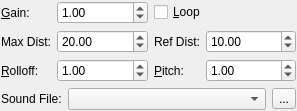
shdpl/nawia, file Tools/Horde3DEditor/src/GameEnginePlugIn/SoundWidget.ui: the form before one commit.
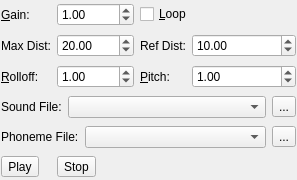
The form after the commit.

The edit to the form file:
```diff
--- a/Tools/Horde3DEditor/src/GameEnginePlugIn/SoundWidget.ui
+++ b/Tools/Horde3DEditor/src/GameEnginePlugIn/SoundWidget.ui
@@ -6,7 +6,7 @@
     <x>0</x>
     <y>0</y>
     <width>297</width>
-    <height>102</height>
+    <height>180</height>
    </rect>
   </property>
   <property name="windowTitle" >
@@ -234,6 +234,54 @@
      </item>
     </layout>
    </item>
+   <item row="6" column="0" >
+    <widget class="QToolButton" name="m_playButton" >
+     <property name="text" >
+      <string>Play</string>
+     </property>
+    </widget>
+   </item>
+   <item row="6" column="1" >
+    <widget class="QToolButton" name="m_stopButton" >
+     <property name="text" >
+      <string>Stop</string>
+     </property>
+    </widget>
+   </item>
+   <item row="5" column="0" colspan="4" >
+    <layout class="QHBoxLayout" name="_2" >
+     <item>
+      <widget class="QLabel" name="label_5" >
+       <property name="sizePolicy" >
+        <sizepolicy vsizetype="Preferred" hsizetype="Fixed" >
+         <horstretch>0</horstretch>
+         <verstretch>0</verstretch>
+        </sizepolicy>
+       </property>
+       <property name="text" >
+        <string>Phoneme File:</string>
+       </property>
+      </widget>
+     </item>
+     <item>
+      <widget class="QComboBox" name="m_phonemeFile" >
+       <property name="sizePolicy" >
+        <sizepolicy vsizetype="Fixed" hsizetype="Expanding" >
+         <horstretch>0</horstretch>
+         <verstretch>0</verstretch>
+        </sizepolicy>
+       </property>
+      </widget>
+     </item>
+     <item>
+      <widget class="QToolButton" name="m_importPhoneme" >
+       <property name="text" >
+        <string>...</string>
+       </property>
+      </widget>
+     </item>
+    </layout>
+   </item>
   </layout>
  </widget>
  <resources/>
```
Left out of the diff: 11 changed lines with no effect on the pictures.
